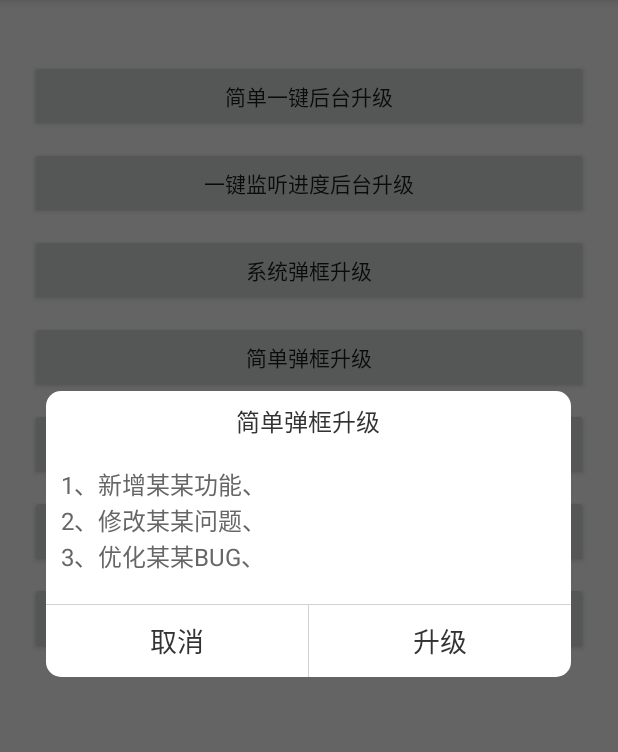
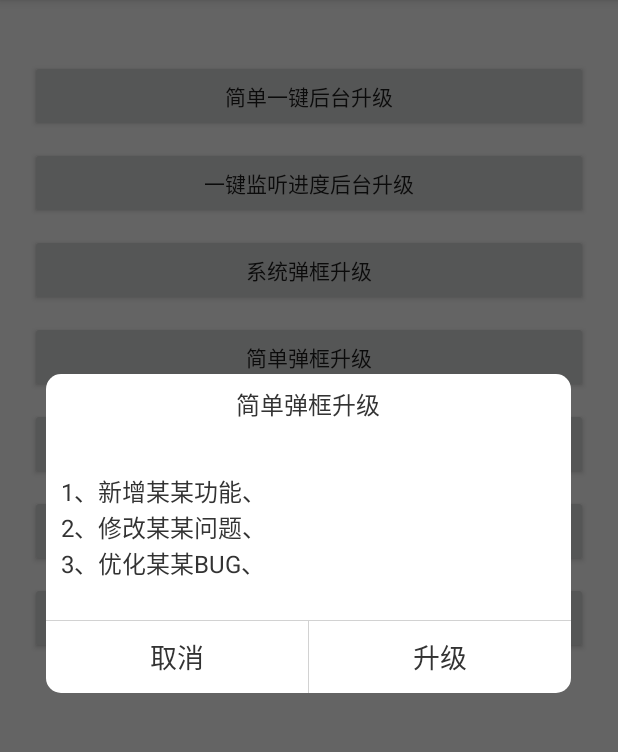
Before and after one commit to jenly1314/AppUpdater, an Android app: the screen it shows after launch (MainActivity), after a tap on "简单弹框升级", on a phone screen of 412 x 824 dp, the part 84-836 px from its top. Run offline under Robolectric (Android 15) with nearby library versions, the phone set to English and light mode, and no system bars.

```diff
--- a/app-dialog/src/main/java/com/king/app/dialog/AppDialog.java
+++ b/app-dialog/src/main/java/com/king/app/dialog/AppDialog.java
@@ -42,6 +42,7 @@ public enum AppDialog {
         View view = config.getView(context);
         TextView tvDialogTitle = view.findViewById(config.getTitleId());
         setText(tvDialogTitle,config.getTitle());
+        tvDialogTitle.setVisibility(config.isHideTitle() ? View.GONE : View.VISIBLE);
 
         TextView tvDialogContent = view.findViewById(config.getContentId());
         setText(tvDialogContent,config.getContent());
@@ -56,7 +57,7 @@ public enum AppDialog {
             View line = view.findViewById(R.id.line);
             line.setVisibility(config.isHideCancel() ? View.GONE : View.VISIBLE);
         }catch (Exception e){
-            e.printStackTrace();
+
         }
 
         Button btnDialogOK = view.findViewById(config.getOkId());
--- a/app-dialog/src/main/java/com/king/app/dialog/AppDialogConfig.java
+++ b/app-dialog/src/main/java/com/king/app/dialog/AppDialogConfig.java
@@ -52,9 +52,13 @@ public class AppDialogConfig {
      */
     private CharSequence ok;
     /**
-     * 是否隐藏取消按钮，如果取消则底部只显示一个按钮
+     * 是否隐藏取消按钮，如果隐藏取消则底部只显示一个按钮
      */
     private boolean isHideCancel;
+    /**
+     * 是否隐藏标题
+     */
+    private boolean isHideTitle;
 
     private View.OnClickListener onClickCancel;
 
@@ -161,6 +165,15 @@ public class AppDialogConfig {
         return this;
     }
 
+    public boolean isHideTitle(){
+        return isHideTitle;
+    }
+
+    public AppDialogConfig setHideTitle(boolean hideTitle){
+        isHideTitle = hideTitle;
+        return this;
+    }
+
     public View.OnClickListener getOnClickCancel() {
         return onClickCancel;
     }
--- a/app-dialog/src/main/res/layout/app_dialog.xml
+++ b/app-dialog/src/main/res/layout/app_dialog.xml
@@ -24,7 +24,8 @@
         android:padding="10dp"
         android:textSize="@dimen/app_dialog_content_text_size"
         android:textColor="@color/app_dialog_content_color"
-        android:layout_marginBottom="10dp"
+        android:layout_marginTop="16dp"
+        android:layout_marginBottom="16dp"
         android:lineSpacingMultiplier="1" />
     <include layout="@layout/app_dialog_line_h"/>
     <LinearLayout
--- a/app-dialog/src/main/res/values/colors.xml
+++ b/app-dialog/src/main/res/values/colors.xml
@@ -4,7 +4,7 @@
     <color name="colorAccent">#FF4081</color>
 
     <color name="app_dialog_title_color">#333333</color>
-    <color name="app_dialog_content_color">#666666</color>
+    <color name="app_dialog_content_color">#333333</color>
     <color name="app_dialog_button_normal_color">#333333</color>
     <color name="app_dialog_button_pressed_color">@color/colorAccent</color>
 
--- a/app/src/main/res/layout/activity_main.xml
+++ b/app/src/main/res/layout/activity_main.xml
@@ -85,7 +85,7 @@
         android:layout_marginLeft="20dp"
         android:layout_marginRight="20dp"
         android:layout_marginTop="10dp"
-        android:text="自定义弹框升级"
+        android:text="自定义弹框，优先缓存升级"
         app:layout_constraintTop_toBottomOf="@+id/btn5"
         app:layout_constraintLeft_toLeftOf="parent"
         app:layout_constraintRight_toRightOf="parent"
--- a/versions.gradle
+++ b/versions.gradle
@@ -1,7 +1,7 @@
 //App
 def app_version = [:]
-app_version.versionCode = 3
-app_version.versionName = "1.0.2"
+app_version.versionCode = 4
+app_version.versionName = "1.0.3"
 ext.app_version = app_version
 
 //build version
```
Also changed, not shown: app-updater/src/main/java/com/king/app/updater/AppUpdater.java (+12 -1 lines), app-updater/src/main/java/com/king/app/updater/UpdateConfig.java (+16 -0 lines), app-updater/src/main/java/com/king/app/updater/service/DownloadService.java (+35 -5 lines), app-updater/src/main/java/com/king/app/updater/util/AppUtils.java (+42 -2 lines), app-updater/src/main/res/xml/app_updater_paths.xml (+7 -3 lines), app/src/main/java/com/king/appupdater/MainActivity.java (+6 -5 lines), 3 other files.
